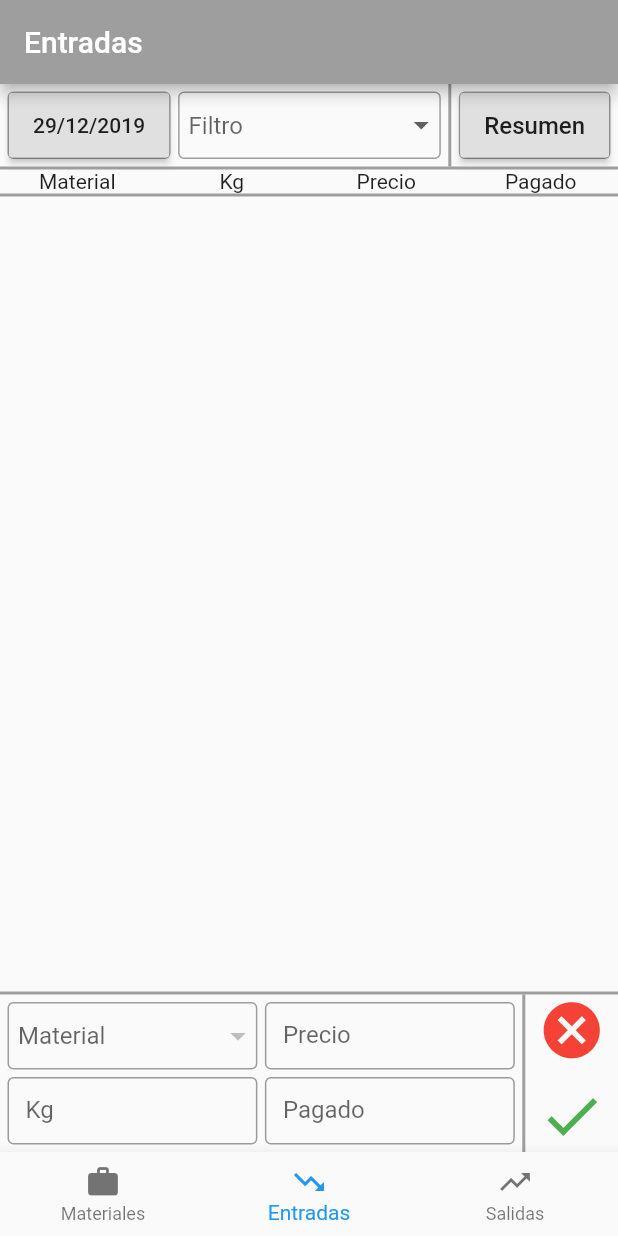
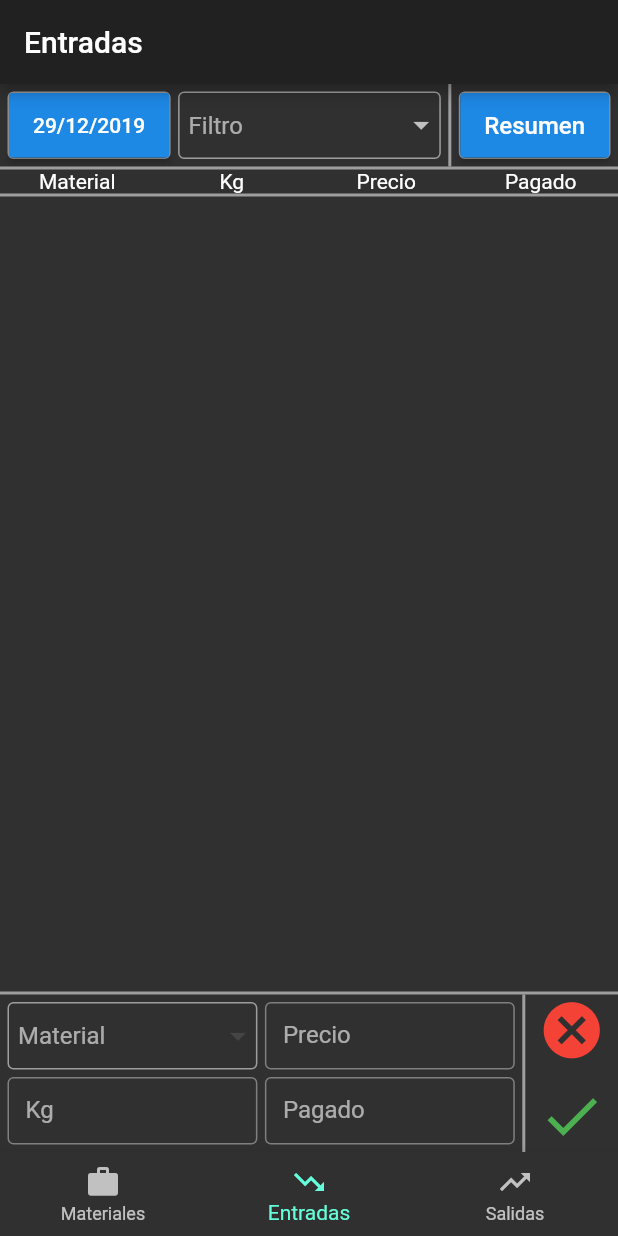
Before and after one commit to mundo2599/chatarrera_flutter, a Flutter app: the screen it shows after launch, item 2 of the bottom bar chosen, after a tap on "Resumen", on a phone screen of 412 x 824 dp. Run offline on Flutter 3.47's test engine with Material 2 defaults, Android fonts, the phone set to English and light mode, and no system bars; our stand-ins replace cloud_firestore; missing offline and left inert: tree_view; accounts and stored records are empty.

Commit message:
Se utilizan colores del Theme

```diff
--- a/lib/main.dart
+++ b/lib/main.dart
@@ -10,7 +10,8 @@ void main() {
     MaterialApp(
       title: "Chatarrera app",
       home: MyHome(),
-      theme: ThemeData.light(),
+      // TODO: Definir colores propios
+      theme: ThemeData.dark().copyWith(),
     ),
   );
 }
--- a/lib/tabs/entradas/entradas.dart
+++ b/lib/tabs/entradas/entradas.dart
@@ -59,7 +59,7 @@ class _EntradasWidgetState extends State<EntradasWidget>
     return Scaffold(
       appBar: AppBar(
         title: Text("Entradas"),
-        backgroundColor: Colors.grey,
+        backgroundColor: Theme.of(context).primaryColor,
       ),
       body: Column(
         children: <Widget>[
@@ -88,9 +88,9 @@ class _EntradasWidgetState extends State<EntradasWidget>
                     height: inputHeight,
                     decoration: decorationButtons(),
                     child: RaisedButton(
+                      color: Theme.of(context).buttonColor,
                       onPressed: selectDate,
-                      child:
-                          new Text(DateFormat("dd/MM/yyyy").format(valueDate)),
+                      child: Text(DateFormat("dd/MM/yyyy").format(valueDate)),
                     ),
                   ),
                   SizedBox(
@@ -111,7 +111,7 @@ class _EntradasWidgetState extends State<EntradasWidget>
             margin: EdgeInsets.symmetric(horizontal: padding),
             decoration: decorationButtons(),
             child: RaisedButton(
-              // color: Colors.blue,
+              color: Theme.of(context).buttonColor,
               onPressed: () {},
               child: const Text('Resumen', style: TextStyle(fontSize: 16)),
             ),
--- a/lib/tabs/materiales/materiales.dart
+++ b/lib/tabs/materiales/materiales.dart
@@ -39,7 +39,7 @@ class _MaterialesWidgetState extends State<MaterialesWidget> {
     return Scaffold(
       appBar: AppBar(
         title: Text("Materiales"),
-        backgroundColor: Colors.grey,
+        backgroundColor: Theme.of(context).primaryColor,
       ),
       body: body(),
     );
--- a/lib/tabs/salidas/salidas.dart
+++ b/lib/tabs/salidas/salidas.dart
@@ -11,7 +11,7 @@ class _SalidasWidgetState extends State<SalidasWidget> {
     return Scaffold(
       appBar: AppBar(
         title: Text("Salidas"),
-        backgroundColor: Colors.grey,
+        backgroundColor: Theme.of(context).primaryColor,
       ),
       body: Container(
         child: Center(child: Text('Salidas')),
```
Also changed, not shown: lib/tabs/materiales/card_material.dart (+10 -7 lines).
